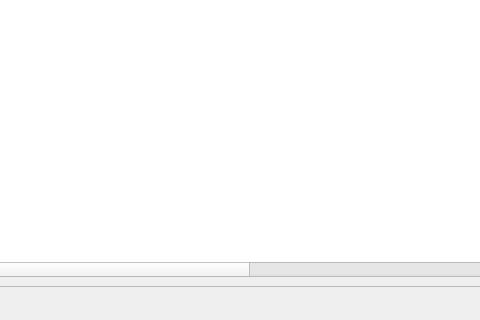
First picture: the form in Interfaces/Cameras.ui, repository buraketmen/LicencePlateProject, before the edit; both pictures show x 275 to 755 and y 329 to 649 of the 1022 by 649 pixel window.
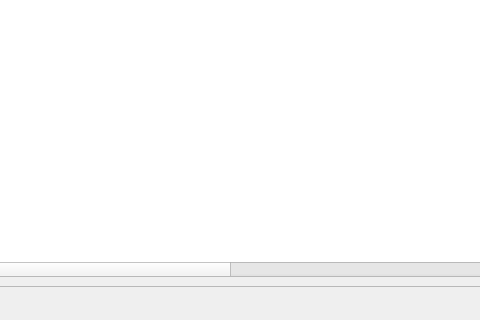
Second picture: the form after the edit.

Patch:
```diff
--- a/Interfaces/Cameras.ui
+++ b/Interfaces/Cameras.ui
@@ -310,6 +310,11 @@
            <string>Minimum Eşleşecek Karakter</string>
           </property>
          </column>
+         <column>
+          <property name="text">
+           <string>Kamera Durumu</string>
+          </property>
+         </column>
         </widget>
        </item>
       </layout>
```
